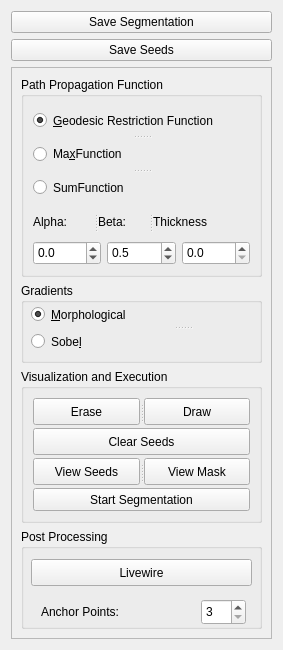
This is BIAL-GUI/ui/segmentationwidget.ui in GIBIS-UNIFESP/BIAL as Qt 5 draws it before an edit. The edited form follows.
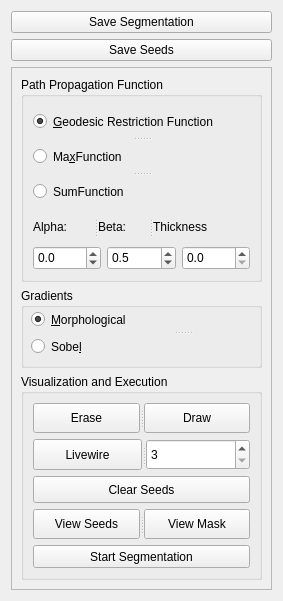
This is the edited form.

The edit to the form file:
```diff
--- a/BIAL-GUI/ui/segmentationwidget.ui
+++ b/BIAL-GUI/ui/segmentationwidget.ui
@@ -7,13 +7,27 @@
     <x>0</x>
     <y>0</y>
     <width>283</width>
-    <height>650</height>
+    <height>601</height>
    </rect>
   </property>
   <property name="windowTitle">
    <string>Form</string>
   </property>
   <layout class="QGridLayout" name="gridLayout_2">
+   <item row="1" column="0">
+    <widget class="QPushButton" name="pushButtonSaveSeeds">
+     <property name="text">
+      <string>Save Seeds</string>
+     </property>
+    </widget>
+   </item>
+   <item row="0" column="0">
+    <widget class="QPushButton" name="pushButtonSave">
+     <property name="text">
+      <string>Save Segmentation</string>
+     </property>
+    </widget>
+   </item>
    <item row="2" column="0">
     <widget class="QScrollArea" name="scrollArea">
      <property name="enabled">
@@ -34,7 +48,7 @@
         <x>0</x>
         <y>0</y>
         <width>263</width>
-        <height>568</height>
+        <height>519</height>
        </rect>
       </property>
       <layout class="QGridLayout" name="gridLayout">
@@ -252,7 +266,7 @@
          <property name="minimumSize">
           <size>
            <width>0</width>
-           <height>144</height>
+           <height>206</height>
           </size>
          </property>
          <property name="title">
@@ -300,7 +314,7 @@
             </widget>
            </widget>
           </item>
-          <item row="1" column="0">
+          <item row="2" column="0">
            <widget class="QPushButton" name="ClearButton">
             <property name="minimumSize">
              <size>
@@ -313,7 +327,7 @@
             </property>
            </widget>
           </item>
-          <item row="2" column="0">
+          <item row="3" column="0">
            <widget class="QSplitter" name="splitter_3">
             <property name="minimumSize">
              <size>
@@ -348,7 +362,7 @@
             </widget>
            </widget>
           </item>
-          <item row="3" column="0">
+          <item row="4" column="0">
            <widget class="QPushButton" name="SegmentationButton">
             <property name="minimumSize">
              <size>
@@ -361,29 +375,18 @@
             </property>
            </widget>
           </item>
-         </layout>
-        </widget>
-       </item>
-       <item row="4" column="0">
-        <widget class="QGroupBox" name="groupBoxPost">
-         <property name="minimumSize">
-          <size>
-           <width>0</width>
-           <height>100</height>
-          </size>
-         </property>
-         <property name="title">
-          <string>Post Processing</string>
+          <item row="1" column="0">
+           <widget class="QSplitter" name="splitter_6">
+            <property name="sizePolicy">
+             <sizepolicy hsizetype="MinimumExpanding" vsizetype="Preferred">
+              <horstretch>0</horstretch>
+              <verstretch>0</verstretch>
+             </sizepolicy>
+            </property>
+            <property name="orientation">
+             <enum>Qt::Horizontal</enum>
          </property>
          <widget class="QPushButton" name="LiveWirePostButton">
-          <property name="geometry">
-           <rect>
-            <x>10</x>
-            <y>30</y>
-            <width>221</width>
-            <height>27</height>
-           </rect>
-          </property>
           <property name="sizePolicy">
            <sizepolicy hsizetype="Minimum" vsizetype="Fixed">
             <horstretch>0</horstretch>
@@ -392,10 +395,16 @@
           </property>
           <property name="minimumSize">
            <size>
-            <width>221</width>
+               <width>10</width>
             <height>27</height>
            </size>
           </property>
+             <property name="maximumSize">
+              <size>
+               <width>109</width>
+               <height>16777215</height>
+              </size>
+             </property>
           <property name="text">
            <string>Livewire</string>
           </property>
@@ -404,55 +413,17 @@
           </property>
          </widget>
          <widget class="QSpinBox" name="AnchorPointsspinBox">
-          <property name="geometry">
-           <rect>
-            <x>180</x>
-            <y>70</y>
-            <width>45</width>
-            <height>26</height>
-           </rect>
-          </property>
           <property name="minimum">
            <number>3</number>
           </property>
          </widget>
-         <widget class="QLabel" name="label_4">
-          <property name="geometry">
-           <rect>
-            <x>20</x>
-            <y>70</y>
-            <width>111</width>
-            <height>27</height>
-           </rect>
-          </property>
-          <property name="minimumSize">
-           <size>
-            <width>0</width>
-            <height>27</height>
-           </size>
-          </property>
-          <property name="text">
-           <string>&lt;html&gt;&lt;head/&gt;&lt;body&gt;&lt;p&gt;Anchor Points:&lt;/p&gt;&lt;/body&gt;&lt;/html&gt;</string>
-          </property>
-         </widget>
-        </widget>
+           </widget>
        </item>
       </layout>
      </widget>
-    </widget>
-   </item>
-   <item row="1" column="0">
-    <widget class="QPushButton" name="pushButtonSaveSeeds">
-     <property name="text">
-      <string>Save Seeds</string>
-     </property>
-    </widget>
-   </item>
-   <item row="0" column="0">
-    <widget class="QPushButton" name="pushButtonSave">
-     <property name="text">
-      <string>Save Segmentation</string>
-     </property>
+       </item>
+      </layout>
+     </widget>
     </widget>
    </item>
   </layout>
```
Lines whose indentation alone changed are shown as unchanged.
